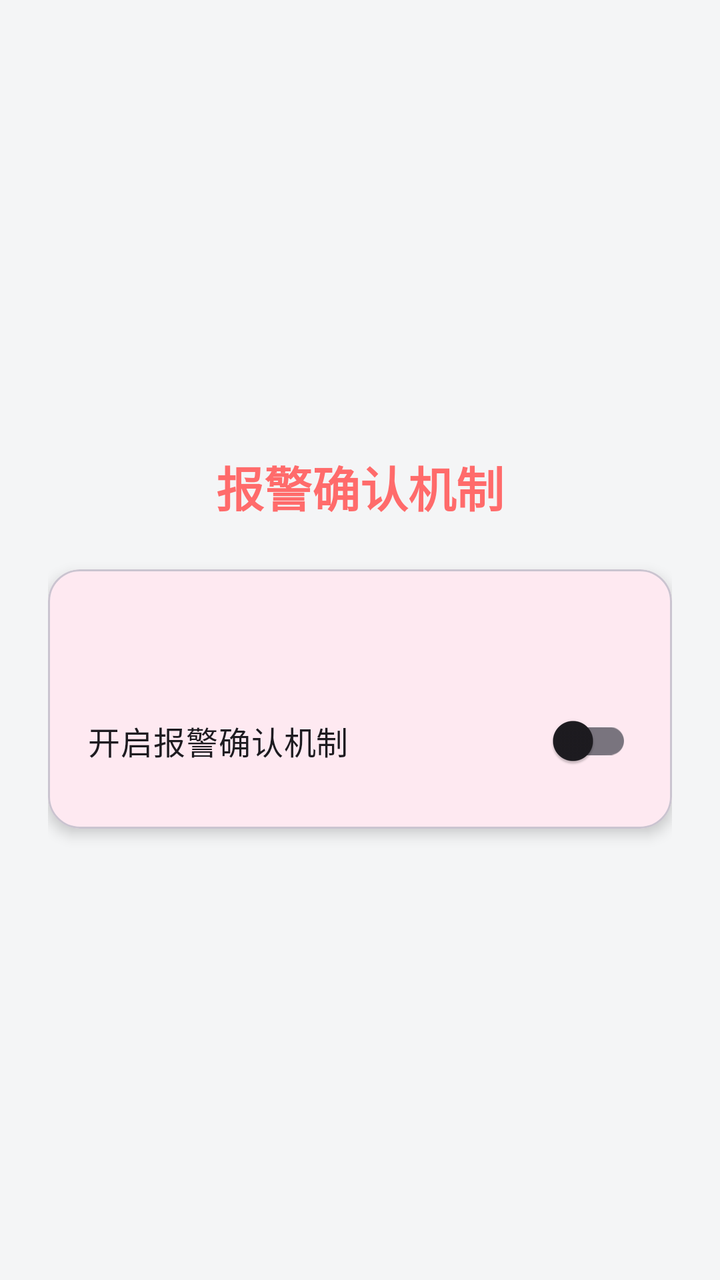
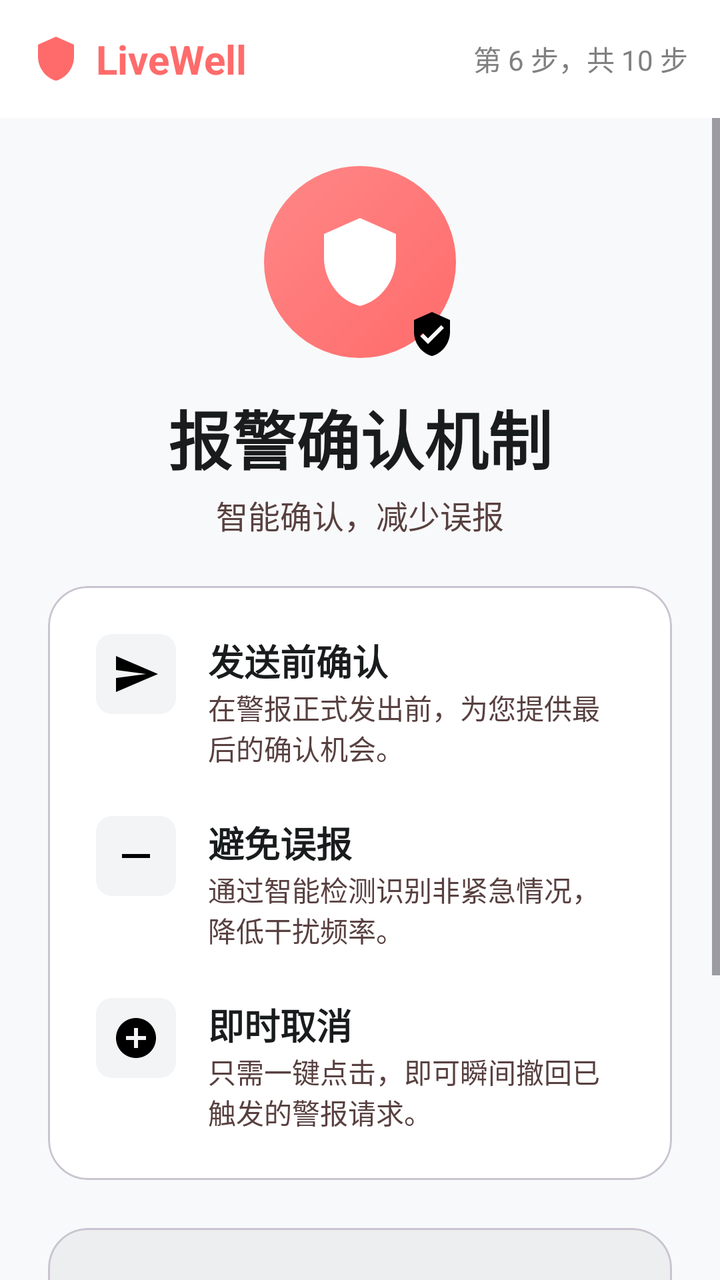

Before-and-after screenshots of an Android layout around one commit, followed by the original layout XML and the change that was made.
<!-- AndroidManifest.xml: application theme Theme.LiveWell -->
<!-- res/layout/fragment_guide_confirm.xml -->
<?xml version="1.0" encoding="utf-8"?>
<ScrollView xmlns:android="http://schemas.android.com/apk/res/android"
    xmlns:app="http://schemas.android.com/apk/res-auto"
    android:layout_width="match_parent"
    android:layout_height="match_parent"
    android:fillViewport="true">

    <LinearLayout
        android:layout_width="match_parent"
        android:layout_height="wrap_content"
        android:orientation="vertical"
        android:padding="24dp"
        android:gravity="center">

        <TextView
            android:layout_width="wrap_content"
            android:layout_height="wrap_content"
            android:text="报警确认机制"
            android:textSize="24sp"
            android:textStyle="bold"
            android:textColor="@color/primary"
            android:layout_marginBottom="24dp"/>

        <com.google.android.material.card.MaterialCardView
            android:layout_width="match_parent"
            android:layout_height="wrap_content"
            app:cardCornerRadius="16dp"
            app:cardElevation="4dp">

            <LinearLayout
                android:layout_width="match_parent"
                android:layout_height="wrap_content"
                android:orientation="vertical"
                android:padding="20dp">

                <TextView
                    android:id="@+id/tvConfirmDescription"
                    android:layout_width="match_parent"
                    android:layout_height="wrap_content"
                    android:textSize="16sp"
                    android:textColor="@color/text_primary"
                    android:lineSpacingExtra="4dp"
                    android:layout_marginBottom="20dp"/>

                <com.google.android.material.switchmaterial.SwitchMaterial
                    android:id="@+id/switchConfirm"
                    android:layout_width="match_parent"
                    android:layout_height="wrap_content"
                    android:text="开启报警确认机制"
                    android:textSize="16sp"/>

            </LinearLayout>

        </com.google.android.material.card.MaterialCardView>

    </LinearLayout>

</ScrollView>
<!-- resources referenced by this layout -->
<resources>
  <color name="primary">#FF6B6B</color>
  <color name="text_primary">#212529</color>
  <color name="primary_dark">#FF5252</color>
  <color name="white">#FFFFFF</color>
  <color name="primary_light">#FFE5E5</color>
  <color name="background">#F4F5F6</color>
  <!-- unchanged entries left out for length: 1 -->
</resources>

<!-- the commit's change to res/layout/fragment_guide_confirm.xml (unified diff, before → after) -->
@@ -1,58 +1,312 @@
 <?xml version="1.0" encoding="utf-8"?>
-<ScrollView xmlns:android="http://schemas.android.com/apk/res/android"
+<LinearLayout xmlns:android="http://schemas.android.com/apk/res/android"
     xmlns:app="http://schemas.android.com/apk/res-auto"
     android:layout_width="match_parent"
     android:layout_height="match_parent"
-    android:fillViewport="true">
-
-    <LinearLayout
+    android:orientation="vertical"
+    android:background="#F8F9FA">
+
+    
+    <RelativeLayout
         android:layout_width="match_parent"
         android:layout_height="wrap_content"
-        android:orientation="vertical"
-        android:padding="24dp"
-        android:gravity="center">
-
-        <TextView
+        android:padding="16dp"
+        android:background="#FFFFFF">
+
+        <LinearLayout
             android:layout_width="wrap_content"
             android:layout_height="wrap_content"
-            android:text="报警确认机制"
-            android:textSize="24sp"
-            android:textStyle="bold"
-            android:textColor="@color/primary"
-            android:layout_marginBottom="24dp"/>
-
-        <com.google.android.material.card.MaterialCardView
+            android:orientation="horizontal"
+            android:gravity="center_vertical">
+            
+            <ImageView
+                android:layout_width="24dp"
+                android:layout_height="24dp"
+                android:src="@drawable/ic_shield_logo"
+                android:tint="#ff6b6b"/>
+
+            <TextView
+                android:layout_width="wrap_content"
+                android:layout_height="wrap_content"
+                android:text="LiveWell"
+                android:textStyle="bold"
+                android:textSize="20sp"
+                android:textColor="#ff6b6b"
+                android:layout_marginStart="8dp"/>
+        </LinearLayout>
+
+        <TextView
+            android:id="@+id/tvStepIndicator"
+            android:layout_width="wrap_content"
+            android:layout_height="wrap_content"
+            android:layout_alignParentEnd="true"
+            android:layout_centerVertical="true"
+            android:text="第 6 步，共 10 步"
+            android:textColor="#808080"
+            android:textSize="14sp"/>
+    </RelativeLayout>
+
+    <ScrollView
+        android:layout_width="match_parent"
+        android:layout_height="0dp"
+        android:layout_weight="1">
+
+        <LinearLayout
             android:layout_width="match_parent"
             android:layout_height="wrap_content"
-            app:cardCornerRadius="16dp"
-            app:cardElevation="4dp">
-
+            android:orientation="vertical"
+            android:paddingBottom="80dp">
+
+            
             <LinearLayout
                 android:layout_width="match_parent"
                 android:layout_height="wrap_content"
                 android:orientation="vertical"
-                android:padding="20dp">
+                android:gravity="center"
+                android:layout_marginTop="24dp">
+                
+                <FrameLayout
+                    android:layout_width="96dp"
+                    android:layout_height="96dp">
+                    
+                    <View
+                        android:layout_width="match_parent"
+                        android:layout_height="match_parent"
+                        android:background="@drawable/circle_red_gradient" />
+                    
+                    <ImageView
+                        android:layout_width="48dp"
+                        android:layout_height="48dp"
+                        android:layout_gravity="center"
+                        android:src="@drawable/ic_shield"
+                        app:tint="#FFFFFF" />
+                    
+                    <ImageView
+                        android:layout_width="24dp"
+                        android:layout_height="24dp"
+                        android:layout_gravity="bottom|end"
+                        android:src="@drawable/ic_verified" />
+                </FrameLayout>
 
                 <TextView
-                    android:id="@+id/tvConfirmDescription"
+                    android:layout_width="wrap_content"
+                    android:layout_height="wrap_content"
+                    android:text="报警确认机制"
+                    android:textColor="#191C1D"
+                    android:textSize="32sp"
+                    android:textStyle="bold"
+                    android:layout_marginTop="16dp" />
+                
+                <TextView
+                    android:layout_width="wrap_content"
+                    android:layout_height="wrap_content"
+                    android:text="智能确认，减少误报"
+                    android:textColor="#584140"
+                    android:textSize="16sp"
+                    android:layout_marginTop="4dp" />
+            </LinearLayout>
+
+            
+            <com.google.android.material.card.MaterialCardView
+                android:layout_width="match_parent"
+                android:layout_height="wrap_content"
+                android:layout_margin="24dp"
+                app:cardCornerRadius="20dp"
+                app:cardElevation="0dp"
+                app:cardBackgroundColor="#FFFFFF">
+                
+                <LinearLayout
                     android:layout_width="match_parent"
                     android:layout_height="wrap_content"
-                    android:textSize="16sp"
-                    android:textColor="@color/text_primary"
-                    android:lineSpacingExtra="4dp"
-                    android:layout_marginBottom="20dp"/>
-
-                <com.google.android.material.switchmaterial.SwitchMaterial
-                    android:id="@+id/switchConfirm"
+                    android:orientation="vertical"
+                    android:padding="24dp">
+                    
+                    
+                    <LinearLayout
+                        android:layout_width="match_parent"
+                        android:layout_height="wrap_content"
+                        android:orientation="horizontal"
+                        android:layout_marginBottom="24dp">
+                        
+                        <ImageView
+                            android:layout_width="40dp"
+                            android:layout_height="40dp"
+                            android:src="@drawable/ic_send"
+                            android:background="@drawable/rounded_bg_gray"
+                            android:padding="8dp" />
+                        
+                        <LinearLayout
+                            android:layout_width="match_parent"
+                            android:layout_height="wrap_content"
+                            android:orientation="vertical"
+                            android:layout_marginStart="16dp">
+                            
+                            <TextView
+                                android:layout_width="wrap_content"
+                                android:layout_height="wrap_content"
+                                android:text="发送前确认"
+                                android:textColor="#191C1D"
+                                android:textStyle="bold"
+                                android:textSize="18sp" />
+                            
+                            <TextView
+                                android:layout_width="wrap_content"
+                                android:layout_height="wrap_content"
+                                android:text="在警报正式发出前，为您提供最后的确认机会。"
+                                android:textColor="#584140"
+                                android:textSize="14sp" />
+                        </LinearLayout>
+                    </LinearLayout>
+
+                    
+                    <LinearLayout
+                        android:layout_width="match_parent"
+                        android:layout_height="wrap_content"
+                        android:orientation="horizontal"
+                        android:layout_marginBottom="24dp">
+                        
+                        <ImageView
+                            android:layout_width="40dp"
+                            android:layout_height="40dp"
+                            android:src="@drawable/ic_minus"
+                            android:background="@drawable/rounded_bg_gray"
+                            android:padding="8dp" />
+                        
+                        <LinearLayout
+                            android:layout_width="match_parent"
+                            android:layout_height="wrap_content"
+                            android:orientation="vertical"
+                            android:layout_marginStart="16dp">
+                            
+                            <TextView
+                                android:layout_width="wrap_content"
+                                android:layout_height="wrap_content"
+                                android:text="避免误报"
+                                android:textColor="#191C1D"
+                                android:textStyle="bold"
+                                android:textSize="18sp" />
+                            
+                            <TextView
+                                android:layout_width="wrap_content"
+                                android:layout_height="wrap_content"
+                                android:text="通过智能检测识别非紧急情况，降低干扰频率。"
+                                android:textColor="#584140"
+                                android:textSize="14sp" />
+                        </LinearLayout>
+                    </LinearLayout>
+
+                    
+                    <LinearLayout
+                        android:layout_width="match_parent"
+                        android:layout_height="wrap_content"
+                        android:orientation="horizontal">
+                        
+                        <ImageView
+                            android:layout_width="40dp"
+                            android:layout_height="40dp"
+                            android:src="@drawable/ic_cancel"
+                            android:background="@drawable/rounded_bg_gray"
+                            android:padding="8dp" />
+                        
+                        <LinearLayout
+                            android:layout_width="match_parent"
+                            android:layout_height="wrap_content"
+                            android:orientation="vertical"
+                            android:layout_marginStart="16dp">
+                            
+                            <TextView
+                                android:layout_width="wrap_content"
+                                android:layout_height="wrap_content"
+                                android:text="即时取消"
+                                android:textColor="#191C1D"
+                                android:textStyle="bold"
+                                android:textSize="18sp" />
+                            
+                            <TextView
+                                android:layout_width="wrap_content"
+                                android:layout_height="wrap_content"
+                                android:text="只需一键点击，即可瞬间撤回已触发的警报请求。"
+                                android:textColor="#584140"
+                                android:textSize="14sp" />
+                        </LinearLayout>
+                    </LinearLayout>
+                </LinearLayout>
+            </com.google.android.material.card.MaterialCardView>
+
+            
+            <com.google.android.material.card.MaterialCardView
+                android:layout_width="match_parent"
+                android:layout_height="wrap_content"
+                android:layout_marginHorizontal="24dp"
+                app:cardCornerRadius="20dp"
+                app:cardElevation="0dp"
+                app:cardBackgroundColor="#EDEEEF">
+                
+                <LinearLayout
                     android:layout_width="match_parent"
                     android:layout_height="wrap_content"
-                    android:text="开启报警确认机制"
-                    android:textSize="16sp"/>
-
-            </LinearLayout>
-
-        </com.google.android.material.card.MaterialCardView>
-
-    </LinearLayout>
-
-</ScrollView>
+                    android:orientation="vertical"
+                    android:padding="24dp">
+                    
+                    <RelativeLayout
+                        android:layout_width="match_parent"
+                        android:layout_height="wrap_content">
+                        
+                        <LinearLayout
+                            android:layout_width="wrap_content"
+                            android:layout_height="wrap_content"
+                            android:orientation="vertical">
+                            
+                            <TextView
+                                android:layout_width="wrap_content"
+                                android:layout_height="wrap_content"
+                                android:text="开启报警确认机制"
+                                android:textColor="#191C1D"
+                                android:textStyle="bold"
+                                android:textSize="18sp" />
+                            
+                            <LinearLayout
+                                android:layout_width="wrap_content"
+                                android:layout_height="wrap_content"
+                                android:orientation="horizontal"
+                                android:layout_marginTop="4dp">
+                                
+                                <ImageView
+                                    android:layout_width="14dp"
+                                    android:layout_height="14dp"
+                                    android:src="@drawable/ic_recommend"
+                                    app:tint="#ff6b6b" />
+                                
+                                <TextView
+                                    android:layout_width="wrap_content"
+                                    android:layout_height="wrap_content"
+                                    android:text="官方推荐配置"
+                                    android:textColor="#ff6b6b"
+                                    android:textSize="12sp"
+                                    android:textStyle="bold"
+                                    android:layout_marginStart="4dp" />
+                            </LinearLayout>
+                        </LinearLayout>
+                        
+                        <com.google.android.material.switchmaterial.SwitchMaterial
+                            android:id="@+id/switchConfirm"
+                            android:layout_width="wrap_content"
+                            android:layout_height="wrap_content"
+                            android:layout_alignParentEnd="true" />
+                    </RelativeLayout>
+
+                    <TextView
+                        android:layout_width="wrap_content"
+                        android:layout_height="wrap_content"
+                        android:text="启用后，系统将在发出警报前进行5秒倒计时确认。"
+                        android:textColor="#584140"
+                        android:textSize="14sp"
+                        android:layout_marginTop="16dp"
+                        android:fontStyle="italic" />
+                </LinearLayout>
+            </com.google.android.material.card.MaterialCardView>
+
+        </LinearLayout>
+    </ScrollView>
+
+</LinearLayout>
<!-- resource entries referenced after the edit -->
@@ -1,7 +1,92 @@
 <!-- resources referenced by this layout -->
 <resources>
+  <!-- drawable circle_red_gradient (drawable) -->
+  <?xml version="1.0" encoding="utf-8"?>
+  <shape xmlns:android="http://schemas.android.com/apk/res/android"
+      android:shape="oval">
+      <gradient
+          android:startColor="#ff6b6b"
+          android:endColor="#ff8787"
+          android:angle="135" />
+  </shape>
+  <!-- drawable ic_cancel (drawable) -->
+  <vector xmlns:android="http://schemas.android.com/apk/res/android"
+      android:width="24dp"
+      android:height="24dp"
+      android:viewportWidth="24"
+      android:viewportHeight="24">
+      <path
+          android:fillColor="#FF000000"
+          android:pathData="M12,2C6.48,2 2,6.48 2,12s4.48,10 10,10 10,-4.48 10,-10S17.52,2 12,2zM17,13h-4v4h-2v-4L7,13v-2h4L11,7h2v4h4v2z"/>
+  </vector>
+  <!-- drawable ic_minus (drawable) -->
+  <vector xmlns:android="http://schemas.android.com/apk/res/android"
+      android:width="24dp"
+      android:height="24dp"
+      android:viewportWidth="24"
+      android:viewportHeight="24">
+      <path
+          android:fillColor="#FF000000"
+          android:pathData="M19,13H5v-2h14v2z"/>
+  </vector>
+  <!-- drawable ic_recommend (drawable) -->
+  <vector xmlns:android="http://schemas.android.com/apk/res/android"
+      android:width="24dp"
+      android:height="24dp"
+      android:viewportWidth="24"
+      android:viewportHeight="24">
+      <path
+          android:fillColor="#FF000000"
+          android:pathData="M12,2C6.48,2 2,6.48 2,12s4.48,10 10,10 10,-4.48 10,-10S17.52,2 12,2zM13,17h-2v-6h2v6zM13,9h-2L11,7h2v2z"/>
+  </vector>
+  <!-- drawable ic_send (drawable) -->
+  <vector xmlns:android="http://schemas.android.com/apk/res/android"
+      android:width="24dp"
+      android:height="24dp"
+      android:viewportWidth="24"
+      android:viewportHeight="24">
+      <path
+          android:fillColor="#FF000000"
+          android:pathData="M2.01,21L23,12 2.01,3 2,10l15,2 -15,2z"/>
+  </vector>
+  <!-- drawable ic_shield (drawable) -->
+  <vector xmlns:android="http://schemas.android.com/apk/res/android"
+      android:width="24dp"
+      android:height="24dp"
+      android:viewportWidth="24"
+      android:viewportHeight="24">
+      <path
+          android:fillColor="#FF000000"
+          android:pathData="M12,1L3,5v6c0,5.55 3.84,10.74 9,12 5.16,-1.26 9,-6.45 9,-12V5l-9,-4z"/>
+  </vector>
+  <!-- drawable ic_shield_logo (drawable) -->
+  <vector xmlns:android="http://schemas.android.com/apk/res/android"
+      android:width="24dp"
+      android:height="24dp"
+      android:viewportWidth="24"
+      android:viewportHeight="24">
+      <path
+          android:fillColor="#FF000000"
+          android:pathData="M12,1L3,5v6c0,5.55 3.84,10.74 9,12 5.16,-1.26 9,-6.45 9,-12V5l-9,-4z"/>
+  </vector>
+  <!-- drawable ic_verified (drawable) -->
+  <vector xmlns:android="http://schemas.android.com/apk/res/android"
+      android:width="24dp"
+      android:height="24dp"
+      android:viewportWidth="24"
+      android:viewportHeight="24">
+      <path
+          android:fillColor="#FF000000"
+          android:pathData="M12,1L3,5v6c0,5.55 3.84,10.74 9,12 5.16,-1.26 9,-6.45 9,-12V5l-9,-4zM10,17l-4,-4 1.41,-1.41L10,14.17l6.59,-6.59L18,9l-8,8z"/>
+  </vector>
+  <!-- drawable rounded_bg_gray (drawable) -->
+  <?xml version="1.0" encoding="utf-8"?>
+  <shape xmlns:android="http://schemas.android.com/apk/res/android"
+      android:shape="rectangle">
+      <solid android:color="#F3F4F5" />
+      <corners android:radius="8dp" />
+  </shape>
   <color name="primary">#FF6B6B</color>
-  <color name="text_primary">#212529</color>
   <color name="primary_dark">#FF5252</color>
   <color name="white">#FFFFFF</color>
   <color name="primary_light">#FFE5E5</color>
